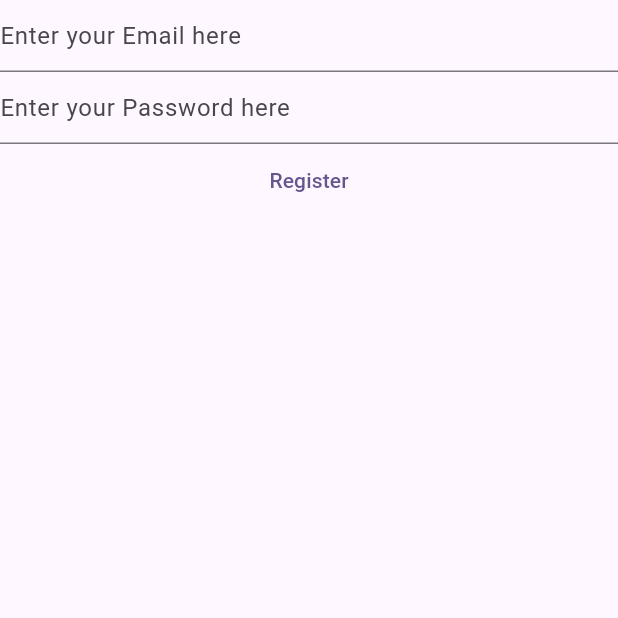
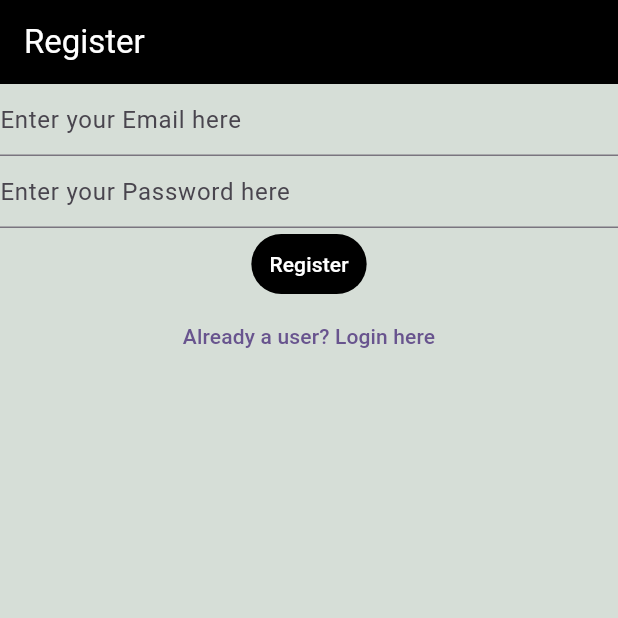
Before and after one commit to er-shyam/Learning-Flutter, a Flutter app: the RegisterView screen opened directly, on a phone screen of 412 x 824 dp, the top half of it. Run offline on Flutter 3.47's test engine with Material 3 defaults, Android fonts, the phone set to English and light mode, and no system bars; our stand-ins replace firebase_auth, firebase_core; accounts and stored records are empty.

Commit message:
feat: Link login and register view pages for seamless navigation.

```diff
--- a/lib/views/register_view.dart
+++ b/lib/views/register_view.dart
@@ -28,7 +28,15 @@ class _RegisterViewState extends State<RegisterView> {
 
   @override
   Widget build(BuildContext context) {
-    return Column(
+    return Scaffold(
+      backgroundColor: const Color.fromARGB(255, 214, 222, 215),
+
+      appBar: AppBar(
+        title: const Text("Register"),
+        backgroundColor: Colors.black,
+        foregroundColor: Colors.white,
+      ),
+      body: Column(
         children: [
           TextField(
             controller: _emailController,
@@ -66,8 +74,21 @@ class _RegisterViewState extends State<RegisterView> {
               }
             },
             child: Text("Register"),
+            style: TextButton.styleFrom(
+              backgroundColor: Colors.black,
+              foregroundColor: Colors.white,
+            ),
+          ),
+          TextButton(
+            onPressed: () {
+              Navigator.of(
+                context,
+              ).pushNamedAndRemoveUntil('/login/', (context) => false);
+            },
+            child: const Text("Already a user? Login here"),
           ),
         ],
+      ),
     );
   }
 }
```
Also changed, not shown: lib/main.dart (+18 -47 lines), lib/views/login_view.dart (+22 -3 lines), lib/views/verify_email_view.dart (added, +34 -0 lines). Lines whose indentation alone changed are shown as unchanged.
